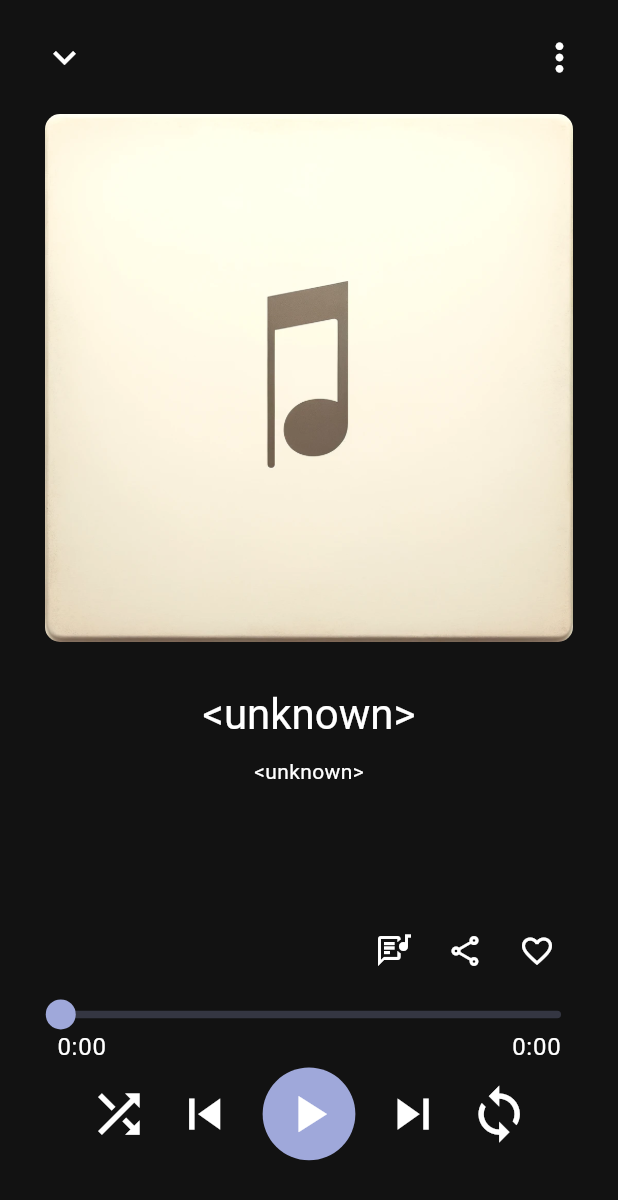
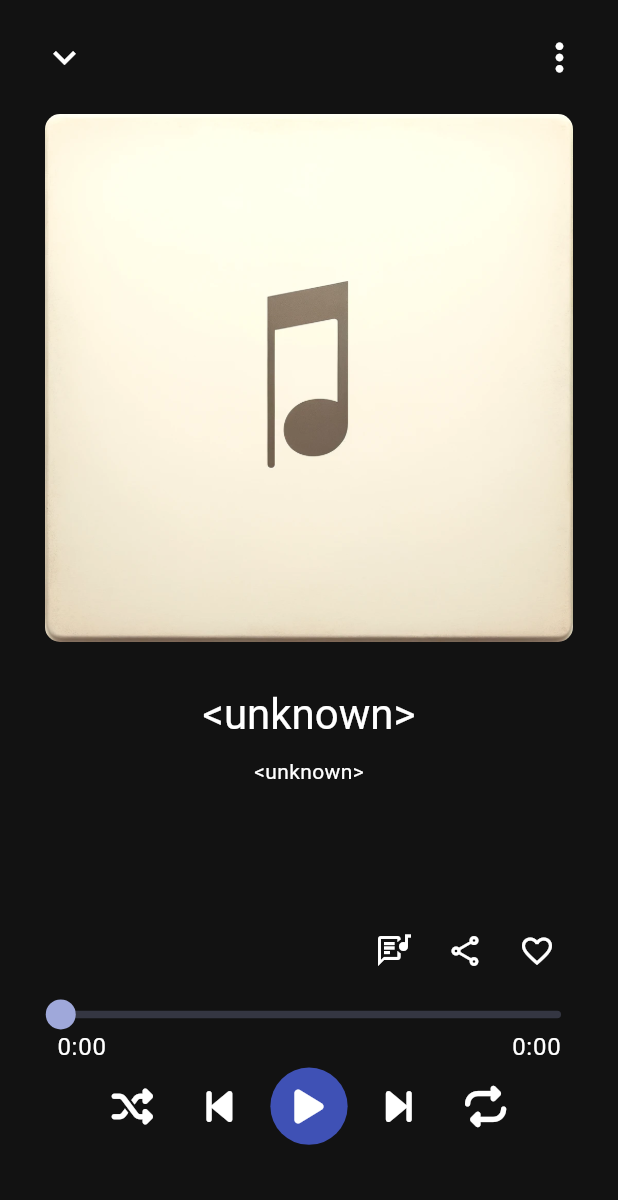
Before and after one commit to WonHyun/mulink, a Flutter app: the MusicPlayerScreen screen opened directly, on a phone screen of 412 x 824 dp. Shown: the top 1200 px of the screen. Run offline on Flutter 3.47's test engine with Material 3 defaults, Android fonts, the phone set to English and light mode, and no system bars; drawn by our look-alikes of audio_video_progress_bar; our stand-ins replace audio_service, file_picker, flutter_dotenv, flutter_riverpod, font_awesome_flutter, get_it and 4 more; missing offline and left inert: fading_edge_scrollview, flutter_media_metadata; accounts and stored records are empty.

Commit message:
fix: adjust playback icon and color

```diff
--- a/lib/ui/music_player_screen/component/play_pause_button.dart
+++ b/lib/ui/music_player_screen/component/play_pause_button.dart
@@ -1,4 +1,5 @@
 import 'package:flutter/material.dart';
+import 'package:font_awesome_flutter/font_awesome_flutter.dart';
 
 class PlayPauseButton extends StatelessWidget {
   const PlayPauseButton({
@@ -6,29 +7,33 @@ class PlayPauseButton extends StatelessWidget {
     required this.callback,
     required this.iconData,
     required this.buttonSize,
+    this.color = Colors.indigo,
   });
 
   final VoidCallback callback;
   final IconData iconData;
   final double buttonSize;
+  final Color color;
 
   @override
   Widget build(BuildContext context) {
     return Container(
       decoration: BoxDecoration(
         shape: BoxShape.circle,
-        color: Theme.of(context).colorScheme.primary,
+        color: color,
       ),
       child: Material(
         color: Colors.transparent,
         child: InkWell(
-          borderRadius: BorderRadius.circular(100),
-          splashColor: Theme.of(context).colorScheme.secondary,
+          borderRadius: BorderRadius.circular(360),
+          splashColor: Colors.grey,
           onTap: callback,
-          child: Icon(
-            iconData,
-            color: Theme.of(context).colorScheme.inverseSurface,
-            size: buttonSize / 1.5,
+          child: Center(
+            child: FaIcon(
+              iconData,
+              color: Theme.of(context).colorScheme.inverseSurface,
+              size: buttonSize / 2,
+            ),
           ),
         ),
       ),
--- a/lib/ui/music_player_screen/component/play_state_button.dart
+++ b/lib/ui/music_player_screen/component/play_state_button.dart
@@ -1,4 +1,5 @@
 import 'package:flutter/material.dart';
+import 'package:font_awesome_flutter/font_awesome_flutter.dart';
 import 'package:mulink/providers/states/music_player_state.dart';
 
 import 'play_pause_button.dart';
@@ -30,19 +31,13 @@ class PlayStateButton extends StatelessWidget {
             case PlayButtonState.playing:
               return PlayPauseButton(
                 callback: onPause,
-                iconData: Icons.pause,
+                iconData: FontAwesomeIcons.pause,
                 buttonSize: buttonSize,
               );
             case PlayButtonState.paused:
               return PlayPauseButton(
                 callback: onPlay,
-                iconData: Icons.play_arrow,
-                buttonSize: buttonSize,
-              );
-            default:
-              return PlayPauseButton(
-                callback: onPlay,
-                iconData: Icons.play_arrow_outlined,
+                iconData: FontAwesomeIcons.play,
                 buttonSize: buttonSize,
               );
           }
--- a/lib/ui/music_player_screen/component/repeat_button.dart
+++ b/lib/ui/music_player_screen/component/repeat_button.dart
@@ -1,4 +1,5 @@
 import 'package:flutter/material.dart';
+import 'package:font_awesome_flutter/font_awesome_flutter.dart';
 import 'package:mulink/providers/states/music_player_state.dart';
 
 class LoopButton extends StatelessWidget {
@@ -21,8 +22,8 @@ class LoopButton extends StatelessWidget {
       icon: Stack(
         alignment: Alignment.center,
         children: [
-          Icon(
-            Icons.loop,
+          FaIcon(
+            FontAwesomeIcons.repeat,
             size: iconSize,
             color: loopState == LoopState.off
                 ? Theme.of(context).colorScheme.inverseSurface
--- a/lib/ui/music_player_screen/component/shuffle_button.dart
+++ b/lib/ui/music_player_screen/component/shuffle_button.dart
@@ -1,4 +1,5 @@
 import 'package:flutter/material.dart';
+import 'package:font_awesome_flutter/font_awesome_flutter.dart';
 
 class ShuffleButton extends StatelessWidget {
   const ShuffleButton({
@@ -16,7 +17,10 @@ class ShuffleButton extends StatelessWidget {
   Widget build(BuildContext context) {
     return IconButton(
       onPressed: onShuffle,
-      icon: Icon(Icons.shuffle, size: iconSize),
+      icon: Icon(
+        FontAwesomeIcons.shuffle,
+        size: iconSize,
+      ),
       color: isShuffled
           ? Theme.of(context).colorScheme.primary
           : Theme.of(context).colorScheme.inverseSurface,
--- a/lib/ui/music_player_screen/layout/player_controll_panel.dart
+++ b/lib/ui/music_player_screen/layout/player_controll_panel.dart
@@ -1,4 +1,5 @@
 import 'package:flutter/material.dart';
+import 'package:font_awesome_flutter/font_awesome_flutter.dart';
 import 'package:mulink/global/extension/context_extension.dart';
 import 'package:mulink/providers/notifiers/music_player_notifier.dart';
 import 'package:mulink/providers/states/music_player_state.dart';
@@ -21,44 +22,46 @@ class PlayerControllPanel extends StatelessWidget {
 
   @override
   Widget build(BuildContext context) {
-    final iconSize = math.min(context.deviceWidth / 10, 50.0);
+    final iconSize = math.min(context.deviceWidth / 12, 50.0);
     return Row(
       mainAxisAlignment: MainAxisAlignment.center,
+      crossAxisAlignment: CrossAxisAlignment.center,
       children: [
         ShuffleButton(
           isShuffled: state.isShuffled,
           onShuffle: notifier.toggleShuffle,
-          iconSize: iconSize,
+          iconSize: iconSize * 0.8,
         ),
+        const SizedBox(width: 10),
         IconButton(
           onPressed: notifier.previous,
-          icon: Icon(
-            Icons.skip_previous,
-            size: iconSize,
+          icon: FaIcon(
+            FontAwesomeIcons.backwardStep,
+            size: iconSize * 0.8,
             color: Theme.of(context).colorScheme.inverseSurface,
           ),
         ),
-        Padding(
-          padding: const EdgeInsets.symmetric(horizontal: 10),
-          child: PlayStateButton(
-            playButtonState: state.playButtonState,
-            onPlay: notifier.play,
-            onPause: notifier.pause,
-            buttonSize: iconSize * 1.5,
-          ),
+        const SizedBox(width: 10),
+        PlayStateButton(
+          playButtonState: state.playButtonState,
+          onPlay: notifier.play,
+          onPause: notifier.pause,
+          buttonSize: iconSize * 1.5,
         ),
+        const SizedBox(width: 10),
         IconButton(
           onPressed: notifier.next,
-          icon: Icon(
-            Icons.skip_next,
-            size: iconSize,
+          icon: FaIcon(
+            FontAwesomeIcons.forwardStep,
+            size: iconSize * 0.8,
             color: Theme.of(context).colorScheme.inverseSurface,
           ),
         ),
+        const SizedBox(width: 10),
         LoopButton(
           loopState: state.loopState,
           onLoop: notifier.toggleLoopMode,
-          iconSize: iconSize,
+          iconSize: iconSize * 0.8,
         ),
       ],
     );
--- a/lib/ui/music_player_screen/music_player_screen.dart
+++ b/lib/ui/music_player_screen/music_player_screen.dart
@@ -1,7 +1,9 @@
+import 'dart:ui';
+
 import 'package:flutter/material.dart';
 import 'package:flutter_riverpod/flutter_riverpod.dart';
 import 'package:mulink/providers/providers.dart';
-import 'package:mulink/service/util/image_util.dart';
+// import 'package:mulink/service/util/image_util.dart';
 import 'package:mulink/ui/music_player_screen/layout/audio_progress_bar.dart';
 import 'package:mulink/ui/music_player_screen/layout/extra_controll_panel.dart';
 
@@ -22,14 +24,30 @@ class MusicPlayerScreen extends ConsumerWidget {
     return PopScope(
       child: Builder(
         builder: (context) {
-          Color trackColor = calculateAverageColor(
-            imageData: queueState.currentTrack?.albumCover,
-            themeColor: Theme.of(context).colorScheme.surface,
-          );
+          // Color trackColor = calculateAverageColor(
+          //   imageData: queueState.currentTrack?.albumCover,
+          //   themeColor: Theme.of(context).colorScheme.surface,
+          // );
           return Scaffold(
             body: Container(
               decoration: BoxDecoration(
-                color: trackColor,
+                image: queueState.currentTrack?.albumCover != null
+                    ? DecorationImage(
+                        image: MemoryImage(
+                          queueState.currentTrack!.albumCover!,
+                        ),
+                        fit: BoxFit.cover,
+                        colorFilter: ColorFilter.mode(
+                          Colors.black.withOpacity(0.5),
+                          BlendMode.darken,
+                        ),
+                      )
+                    : null,
+              ),
+              child: BackdropFilter(
+                filter: ImageFilter.blur(
+                  sigmaX: 10.0,
+                  sigmaY: 10.0,
                 ),
                 child: Column(
                   children: [
@@ -87,6 +105,7 @@ class MusicPlayerScreen extends ConsumerWidget {
                   ],
                 ),
               ),
+            ),
           );
         },
       ),
```
Also changed, not shown: 5 other files. Lines whose indentation alone changed are shown as unchanged.
